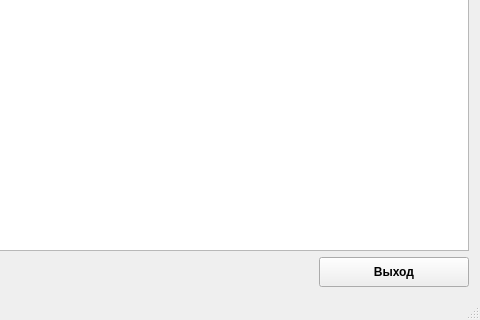
Above: mainwindow.ui from Dr-Neiron/QtCookBook before the change; both pictures show x 633 to 1113 and y 450 to 770 of the 1113 by 770 pixel window. Below: the same form after it.
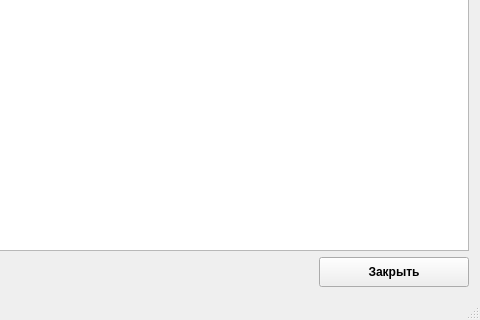
That is the form after the change. Icons and pictures are not drawn.

Commit message: - added UI tooltips - fixed some issues - refactoring

The edit to the form file:
```diff
--- a/mainwindow.ui
+++ b/mainwindow.ui
@@ -1010,7 +1010,7 @@
          </font>
         </property>
         <property name="text">
-         <string>Выход</string>
+         <string>Закрыть</string>
         </property>
        </widget>
       </item>
```
Left out of the diff: 84 changed lines with no effect on the pictures. The commit also changes 6 other files.
